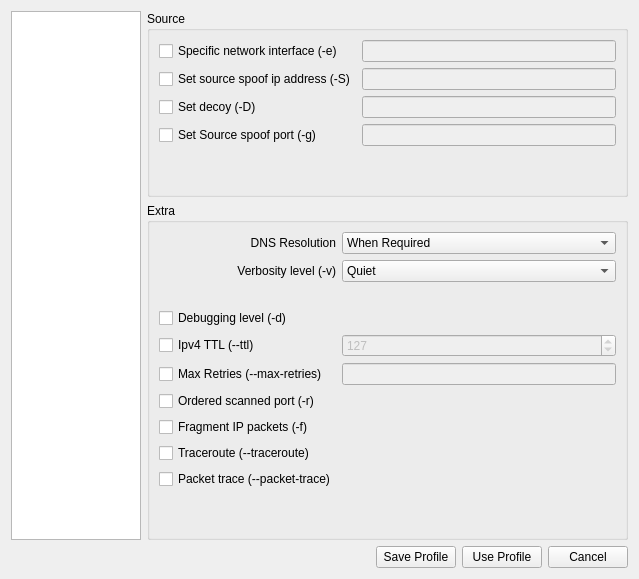
Old version of the form src/app/ui/profilerdialog.ui in the repository nmapsi4/nmapsi4.
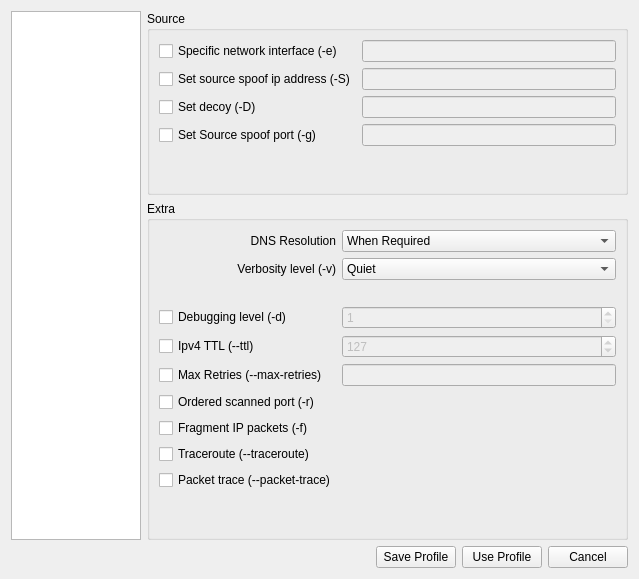
New version of the form. The open tabs and pages were chosen to show the change. Icons and pictures are not drawn.

Commit message: add support for debugging(-d) levels.

```diff
--- a/src/app/ui/profilerdialog.ui
+++ b/src/app/ui/profilerdialog.ui
@@ -1447,6 +1447,19 @@
                   </property>
                  </spacer>
                 </item>
+                <item row="4" column="1">
+                 <widget class="QSpinBox" name="spinBoxDebugLevel">
+                  <property name="enabled">
+                   <bool>false</bool>
+                  </property>
+                  <property name="minimum">
+                   <number>1</number>
+                  </property>
+                  <property name="maximum">
+                   <number>10</number>
+                  </property>
+                 </widget>
+                </item>
                </layout>
               </item>
               <item>
```
Left out of the diff: 186 changed lines with no effect on the pictures. The commit also changes 1 other file.
